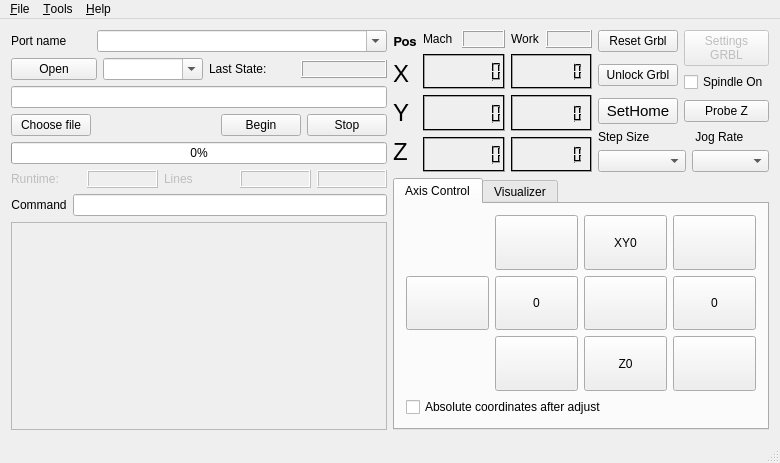
First picture: the form in mainwindow.ui, repository ludwigpetrosyan/GrblHoming, before the edit.
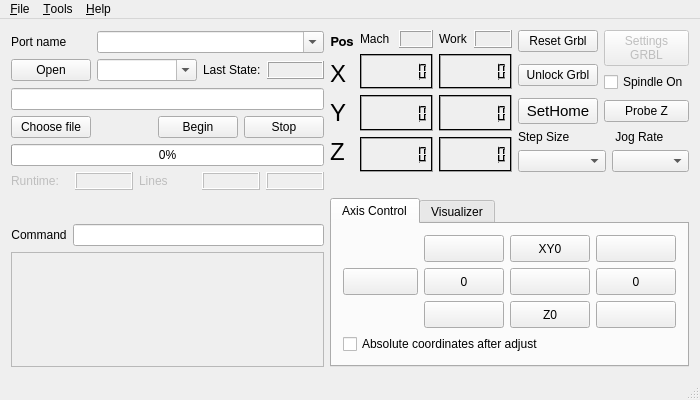
Second picture: the form after the edit. Icons and pictures are not drawn. Custom widgets are drawn as their Qt base class.

Commit message: chnged GUI min size to 780x460 for 5inch raspberry LCD

What changed in the file:
```diff
--- a/mainwindow.ui
+++ b/mainwindow.ui
@@ -9,16 +9,22 @@
    <rect>
     <x>0</x>
     <y>0</y>
-    <width>780</width>
-    <height>463</height>
+    <width>700</width>
+    <height>400</height>
    </rect>
   </property>
   <property name="sizePolicy">
    <sizepolicy hsizetype="Expanding" vsizetype="Expanding">
-    <horstretch>7</horstretch>
+    <horstretch>1</horstretch>
     <verstretch>0</verstretch>
    </sizepolicy>
   </property>
+  <property name="minimumSize">
+   <size>
+    <width>700</width>
+    <height>400</height>
+   </size>
+  </property>
   <property name="maximumSize">
    <size>
     <width>10000000</width>
@@ -32,52 +38,282 @@
    <string/>
   </property>
   <widget class="QWidget" name="centralWidget">
-   <layout class="QGridLayout" name="gridLayout_4">
-    <item row="3" column="1">
-     <layout class="QVBoxLayout" name="verticalLayout_12">
+   <layout class="QGridLayout" name="gridLayout_6">
+    <item row="0" column="0" rowspan="2">
+     <layout class="QVBoxLayout" name="verticalLayout_11">
       <item>
-       <layout class="QHBoxLayout" name="horizontalLayout">
+       <layout class="QVBoxLayout" name="verticalLayout_4">
         <item>
-         <widget class="QLabel" name="label">
+         <layout class="QHBoxLayout" name="layoutComPort">
+          <property name="leftMargin">
+           <number>0</number>
+          </property>
+          <item>
+           <widget class="QLabel" name="lblPort">
+            <property name="sizePolicy">
+             <sizepolicy hsizetype="Preferred" vsizetype="Fixed">
+              <horstretch>0</horstretch>
+              <verstretch>0</verstretch>
+             </sizepolicy>
+            </property>
+            <property name="maximumSize">
+             <size>
+              <width>80</width>
+              <height>16777215</height>
+             </size>
+            </property>
           <property name="text">
-           <string>Command</string>
-          </property>
-          <property name="alignment">
-           <set>Qt::AlignCenter</set>
-          </property>
-         </widget>
-        </item>
+             <string>Port name</string>
+            </property>
+           </widget>
+          </item>
+          <item>
+           <widget class="QComboBox" name="cmbPort">
+            <property name="sizePolicy">
+             <sizepolicy hsizetype="Preferred" vsizetype="Fixed">
+              <horstretch>0</horstretch>
+              <verstretch>0</verstretch>
+             </sizepolicy>
+            </property>
+            <property name="minimumSize">
+             <size>
+              <width>220</width>
+              <height>0</height>
+             </size>
+            </property>
+            <property name="editable">
+             <bool>true</bool>
+            </property>
+           </widget>
+          </item>
+         </layout>
+        </item>
         <item>
-         <widget class="QLineEdit" name="Command">
+         <layout class="QHBoxLayout" name="horizontalLayout_4">
+          <item>
+           <widget class="QPushButton" name="btnOpenPort">
           <property name="text">
+             <string>Open</string>
+            </property>
+           </widget>
+          </item>
+          <item>
+           <widget class="QComboBox" name="cmbBaudRate">
+            <property name="sizePolicy">
+             <sizepolicy hsizetype="Preferred" vsizetype="Fixed">
+              <horstretch>0</horstretch>
+              <verstretch>0</verstretch>
+             </sizepolicy>
+            </property>
+            <property name="minimumSize">
+             <size>
+              <width>100</width>
+              <height>0</height>
+             </size>
+            </property>
+            <property name="editable">
+             <bool>true</bool>
+            </property>
+           </widget>
+          </item>
+          <item>
+           <widget class="QLabel" name="labelLastState">
+            <property name="sizePolicy">
+             <sizepolicy hsizetype="Preferred" vsizetype="Fixed">
+              <horstretch>0</horstretch>
+              <verstretch>0</verstretch>
+             </sizepolicy>
+            </property>
+            <property name="text">
+             <string>Last State:</string>
+            </property>
+           </widget>
+          </item>
+          <item>
+           <widget class="QLabel" name="outputLastState">
+            <property name="sizePolicy">
+             <sizepolicy hsizetype="Preferred" vsizetype="Fixed">
+              <horstretch>0</horstretch>
+              <verstretch>0</verstretch>
+             </sizepolicy>
+            </property>
+            <property name="frameShape">
+             <enum>QFrame::Box</enum>
+            </property>
+            <property name="frameShadow">
+             <enum>QFrame::Raised</enum>
+            </property>
+            <property name="text">
            <string/>
           </property>
          </widget>
         </item>
        </layout>
       </item>
+       </layout>
+      </item>
       <item>
-       <widget class="QListWidget" name="statusList">
+       <layout class="QVBoxLayout" name="verticalLayout_10">
+        <item>
+         <layout class="QGridLayout" name="gridLayout_2">
+          <item row="0" column="0" colspan="4">
+           <widget class="QLineEdit" name="filePath"/>
+          </item>
+          <item row="1" column="2">
+           <widget class="QPushButton" name="Begin">
+            <property name="text">
+             <string>Begin</string>
+            </property>
+           </widget>
+          </item>
+          <item row="1" column="3">
+           <widget class="QPushButton" name="Stop">
+            <property name="text">
+             <string>Stop</string>
+            </property>
+           </widget>
+          </item>
+          <item row="1" column="1">
+           <spacer name="horizontalSpacer">
+            <property name="orientation">
+             <enum>Qt::Horizontal</enum>
+            </property>
+            <property name="sizeHint" stdset="0">
+             <size>
+              <width>40</width>
+              <height>20</height>
+             </size>
+            </property>
+           </spacer>
+          </item>
+          <item row="1" column="0">
+           <widget class="QPushButton" name="openFile">
+            <property name="text">
+             <string>Choose file</string>
+            </property>
+           </widget>
+          </item>
+         </layout>
+        </item>
+        <item>
+         <layout class="QVBoxLayout" name="verticalLayout_2">
+          <item>
+           <widget class="QProgressBar" name="progressFileSend">
+            <property name="value">
+             <number>0</number>
+            </property>
+           </widget>
+          </item>
+          <item>
+           <layout class="QHBoxLayout" name="horizontalLayout_6">
+            <item>
+             <widget class="QLabel" name="labelRuntime">
         <property name="enabled">
          <bool>false</bool>
         </property>
         <property name="sizePolicy">
-         <sizepolicy hsizetype="Preferred" vsizetype="MinimumExpanding">
+               <sizepolicy hsizetype="Preferred" vsizetype="Fixed">
           <horstretch>0</horstretch>
           <verstretch>0</verstretch>
          </sizepolicy>
         </property>
-       </widget>
-      </item>
-     </layout>
-    </item>
-    <item row="0" column="0">
-     <layout class="QVBoxLayout" name="verticalLayout_7"/>
-    </item>
-    <item row="0" column="2" rowspan="2">
-     <layout class="QHBoxLayout" name="horizontalLayout_9">
+              <property name="text">
+               <string>Runtime:</string>
+              </property>
+             </widget>
+            </item>
+            <item>
+             <widget class="QLabel" name="outputRuntime">
+              <property name="enabled">
+               <bool>false</bool>
+              </property>
+              <property name="sizePolicy">
+               <sizepolicy hsizetype="Preferred" vsizetype="Fixed">
+                <horstretch>0</horstretch>
+                <verstretch>0</verstretch>
+               </sizepolicy>
+              </property>
+              <property name="frameShape">
+               <enum>QFrame::Box</enum>
+              </property>
+              <property name="frameShadow">
+               <enum>QFrame::Raised</enum>
+              </property>
+              <property name="text">
+               <string/>
+              </property>
+             </widget>
+            </item>
+            <item>
+             <widget class="QLabel" name="Lines">
+              <property name="enabled">
+               <bool>false</bool>
+              </property>
+              <property name="sizePolicy">
+               <sizepolicy hsizetype="Preferred" vsizetype="Fixed">
+                <horstretch>0</horstretch>
+                <verstretch>0</verstretch>
+               </sizepolicy>
+              </property>
+              <property name="text">
+               <string>Lines</string>
+              </property>
+             </widget>
+            </item>
       <item>
-       <layout class="QHBoxLayout" name="horizontalLayout_8">
+             <widget class="QLabel" name="outputLines">
+              <property name="enabled">
+               <bool>false</bool>
+              </property>
+              <property name="sizePolicy">
+               <sizepolicy hsizetype="Preferred" vsizetype="Fixed">
+                <horstretch>0</horstretch>
+                <verstretch>0</verstretch>
+               </sizepolicy>
+              </property>
+              <property name="frameShape">
+               <enum>QFrame::Box</enum>
+              </property>
+              <property name="frameShadow">
+               <enum>QFrame::Raised</enum>
+              </property>
+              <property name="text">
+               <string/>
+              </property>
+             </widget>
+            </item>
+            <item>
+             <widget class="QLabel" name="outputCurLine">
+              <property name="enabled">
+               <bool>false</bool>
+              </property>
+              <property name="sizePolicy">
+               <sizepolicy hsizetype="Preferred" vsizetype="Fixed">
+                <horstretch>0</horstretch>
+                <verstretch>0</verstretch>
+               </sizepolicy>
+              </property>
+              <property name="frameShape">
+               <enum>QFrame::Box</enum>
+              </property>
+              <property name="frameShadow">
+               <enum>QFrame::Raised</enum>
+              </property>
+              <property name="text">
+               <string/>
+              </property>
+             </widget>
+            </item>
+           </layout>
+          </item>
+         </layout>
+        </item>
+       </layout>
+      </item>
+     </layout>
+    </item>
+    <item row="0" column="1">
+     <layout class="QHBoxLayout" name="horizontalLayout_7">
         <item>
          <layout class="QVBoxLayout" name="verticalLayout_8">
           <item>
@@ -170,15 +406,13 @@
          </layout>
         </item>
         <item>
-         <layout class="QHBoxLayout" name="horizontalLayout_7">
-          <item>
            <layout class="QVBoxLayout" name="verticalLayout_3">
             <item>
-             <layout class="QHBoxLayout" name="horizontalLayout_2">
+         <layout class="QHBoxLayout" name="horizontalLayout_3">
               <item>
                <widget class="QLabel" name="labelMachCoord">
                 <property name="sizePolicy">
-                 <sizepolicy hsizetype="Preferred" vsizetype="Fixed">
+             <sizepolicy hsizetype="Fixed" vsizetype="Fixed">
                   <horstretch>0</horstretch>
                   <verstretch>0</verstretch>
                  </sizepolicy>
@@ -191,7 +425,7 @@
               <item>
                <widget class="QLabel" name="outputUnitsMachine">
                 <property name="sizePolicy">
-                 <sizepolicy hsizetype="Expanding" vsizetype="Fixed">
+             <sizepolicy hsizetype="MinimumExpanding" vsizetype="Fixed">
                   <horstretch>0</horstretch>
                   <verstretch>0</verstretch>
                  </sizepolicy>
@@ -407,11 +641,11 @@
           <item>
            <layout class="QVBoxLayout" name="verticalLayout_6">
             <item>
-             <layout class="QHBoxLayout" name="horizontalLayout_3">
+         <layout class="QHBoxLayout" name="horizontalLayout_2">
               <item>
                <widget class="QLabel" name="labelWorkCoord">
                 <property name="sizePolicy">
-                 <sizepolicy hsizetype="Preferred" vsizetype="Fixed">
+             <sizepolicy hsizetype="Fixed" vsizetype="Fixed">
                   <horstretch>0</horstretch>
                   <verstretch>0</verstretch>
                  </sizepolicy>
@@ -424,7 +658,7 @@
               <item>
                <widget class="QLabel" name="outputUnitsWork">
                 <property name="sizePolicy">
-                 <sizepolicy hsizetype="Expanding" vsizetype="Fixed">
+             <sizepolicy hsizetype="MinimumExpanding" vsizetype="Fixed">
                   <horstretch>0</horstretch>
                   <verstretch>0</verstretch>
                  </sizepolicy>
@@ -637,10 +871,6 @@
             </item>
            </layout>
           </item>
-         </layout>
-        </item>
-       </layout>
-      </item>
       <item>
        <layout class="QVBoxLayout" name="verticalLayout_5">
         <item>
@@ -775,7 +1005,39 @@
       </item>
      </layout>
     </item>
-    <item row="2" column="2" rowspan="2">
+    <item row="1" column="1">
+     <spacer name="verticalSpacer">
+      <property name="orientation">
+       <enum>Qt::Vertical</enum>
+      </property>
+      <property name="sizeType">
+       <enum>QSizePolicy::MinimumExpanding</enum>
+      </property>
+      <property name="sizeHint" stdset="0">
+       <size>
+        <width>20</width>
+        <height>20</height>
+       </size>
+      </property>
+     </spacer>
+    </item>
+    <item row="2" column="0">
+     <spacer name="verticalSpacer_2">
+      <property name="orientation">
+       <enum>Qt::Vertical</enum>
+      </property>
+      <property name="sizeType">
+       <enum>QSizePolicy::MinimumExpanding</enum>
+      </property>
+      <property name="sizeHint" stdset="0">
+       <size>
+        <width>20</width>
+        <height>20</height>
+       </size>
+      </property>
+     </spacer>
+    </item>
+    <item row="2" column="1" rowspan="2">
      <widget class="QTabWidget" name="tabAxisVisualizer">
       <property name="sizePolicy">
        <sizepolicy hsizetype="Expanding" vsizetype="MinimumExpanding">
@@ -808,7 +1070,7 @@
        <attribute name="title">
         <string>Axis Control</string>
        </attribute>
-       <layout class="QGridLayout" name="gridLayout_5">
+       <layout class="QGridLayout" name="gridLayout_4">
         <item row="0" column="0">
          <layout class="QVBoxLayout" name="verticalLayout_9">
           <item>
@@ -1057,7 +1319,7 @@
        <attribute name="title">
         <string>Visualizer</string>
        </attribute>
-       <layout class="QGridLayout" name="gridLayout_6">
+       <layout class="QGridLayout" name="gridLayout_5">
         <item row="0" column="0">
          <widget class="RenderArea" name="wgtVisualizer" native="true">
           <property name="sizePolicy">
@@ -1142,276 +1404,41 @@
       </widget>
      </widget>
     </item>
-    <item row="0" column="1" rowspan="3">
-     <layout class="QVBoxLayout" name="verticalLayout_11">
+    <item row="3" column="0">
+     <layout class="QVBoxLayout" name="verticalLayout_12">
       <item>
-       <layout class="QVBoxLayout" name="verticalLayout_4">
+       <layout class="QHBoxLayout" name="horizontalLayout">
         <item>
-         <layout class="QHBoxLayout" name="layoutComPort">
-          <property name="leftMargin">
-           <number>0</number>
-          </property>
-          <item>
-           <widget class="QLabel" name="lblPort">
-            <property name="sizePolicy">
-             <sizepolicy hsizetype="Preferred" vsizetype="Fixed">
-              <horstretch>0</horstretch>
-              <verstretch>0</verstretch>
-             </sizepolicy>
-            </property>
-            <property name="maximumSize">
-             <size>
-              <width>80</width>
-              <height>16777215</height>
-             </size>
-            </property>
+         <widget class="QLabel" name="label">
             <property name="text">
-             <string>Port name</string>
-            </property>
-           </widget>
-          </item>
-          <item>
-           <widget class="QComboBox" name="cmbPort">
-            <property name="sizePolicy">
-             <sizepolicy hsizetype="Preferred" vsizetype="Fixed">
-              <horstretch>0</horstretch>
-              <verstretch>0</verstretch>
-             </sizepolicy>
-            </property>
-            <property name="minimumSize">
-             <size>
-              <width>220</width>
-              <height>0</height>
-             </size>
-            </property>
-            <property name="editable">
-             <bool>true</bool>
-            </property>
-           </widget>
-          </item>
-         </layout>
-        </item>
+           <string>Command</string>
+          </property>
+          <property name="alignment">
+           <set>Qt::AlignCenter</set>
+          </property>
+         </widget>
+        </item>
         <item>
-         <layout class="QHBoxLayout" name="horizontalLayout_4">
-          <item>
-           <widget class="QPushButton" name="btnOpenPort">
+         <widget class="QLineEdit" name="Command">
             <property name="text">
-             <string>Open</string>
-            </property>
-           </widget>
-          </item>
-          <item>
-           <widget class="QComboBox" name="cmbBaudRate">
-            <property name="sizePolicy">
-             <sizepolicy hsizetype="Preferred" vsizetype="Fixed">
-              <horstretch>0</horstretch>
-              <verstretch>0</verstretch>
-             </sizepolicy>
-            </property>
-            <property name="minimumSize">
-             <size>
-              <width>100</width>
-              <height>0</height>
-             </size>
-            </property>
-            <property name="editable">
-             <bool>true</bool>
-            </property>
-           </widget>
-          </item>
-          <item>
-           <widget class="QLabel" name="labelLastState">
-            <property name="sizePolicy">
-             <sizepolicy hsizetype="Preferred" vsizetype="Fixed">
-              <horstretch>0</horstretch>
-              <verstretch>0</verstretch>
-             </sizepolicy>
-            </property>
-            <property name="text">
-             <string>Last State:</string>
-            </property>
-           </widget>
-          </item>
-          <item>
-           <widget class="QLabel" name="outputLastState">
-            <property name="sizePolicy">
-             <sizepolicy hsizetype="Preferred" vsizetype="Fixed">
-              <horstretch>0</horstretch>
-              <verstretch>0</verstretch>
-             </sizepolicy>
-            </property>
-            <property name="frameShape">
-             <enum>QFrame::Box</enum>
-            </property>
-            <property name="frameShadow">
-             <enum>QFrame::Raised</enum>
-            </property>
-            <property name="text">
              <string/>
             </property>
            </widget>
           </item>
          </layout>
         </item>
-       </layout>
-      </item>
       <item>
-       <layout class="QVBoxLayout" name="verticalLayout_10">
-        <item>
-         <layout class="QGridLayout" name="gridLayout_2">
-          <item row="0" column="0" colspan="4">
-           <widget class="QLineEdit" name="filePath"/>
-          </item>
-          <item row="1" column="2">
-           <widget class="QPushButton" name="Begin">
-            <property name="text">
-             <string>Begin</string>
-            </property>
-           </widget>
-          </item>
-          <item row="1" column="3">
-           <widget class="QPushButton" name="Stop">
-            <property name="text">
-             <string>Stop</string>
-            </property>
-           </widget>
-          </item>
-          <item row="1" column="1">
-           <spacer name="horizontalSpacer">
-            <property name="orientation">
-             <enum>Qt::Horizontal</enum>
-            </property>
-            <property name="sizeHint" stdset="0">
-             <size>
-              <width>40</width>
-              <height>20</height>
-             </size>
-            </property>
-           </spacer>
-          </item>
-          <item row="1" column="0">
-           <widget class="QPushButton" name="openFile">
-            <property name="text">
-             <string>Choose file</string>
-            </property>
-           </widget>
-          </item>
-         </layout>
-        </item>
-        <item>
-         <layout class="QVBoxLayout" name="verticalLayout_2">
-          <item>
-           <widget class="QProgressBar" name="progressFileSend">
-            <property name="value">
-             <number>0</number>
-            </property>
-           </widget>
-          </item>
-          <item>
-           <layout class="QHBoxLayout" name="horizontalLayout_6">
-            <item>
-             <widget class="QLabel" name="labelRuntime">
+       <widget class="QListWidget" name="statusList">
               <property name="enabled">
                <bool>false</bool>
               </property>
               <property name="sizePolicy">
-               <sizepolicy hsizetype="Preferred" vsizetype="Fixed">
+         <sizepolicy hsizetype="Preferred" vsizetype="Expanding">
                 <horstretch>0</horstretch>
                 <verstretch>0</verstretch>
                </sizepolicy>
               </property>
-              <property name="text">
-               <string>Runtime:</string>
-              </property>
-             </widget>
-            </item>
-            <item>
-             <widget class="QLabel" name="outputRuntime">
-              <property name="enabled">
-               <bool>false</bool>
-              </property>
-              <property name="sizePolicy">
-               <sizepolicy hsizetype="Preferred" vsizetype="Fixed">
-                <horstretch>0</horstretch>
-                <verstretch>0</verstretch>
-               </sizepolicy>
-              </property>
-              <property name="frameShape">
-               <enum>QFrame::Box</enum>
-              </property>
-              <property name="frameShadow">
-               <enum>QFrame::Raised</enum>
-              </property>
-              <property name="text">
-               <string/>
-              </property>
-             </widget>
-            </item>
-            <item>
-             <widget class="QLabel" name="Lines">
-              <property name="enabled">
-               <bool>false</bool>
-              </property>
-              <property name="sizePolicy">
-               <sizepolicy hsizetype="Preferred" vsizetype="Fixed">
-                <horstretch>0</horstretch>
-                <verstretch>0</verstretch>
-               </sizepolicy>
-              </property>
-              <property name="text">
-               <string>Lines</string>
-              </property>
-             </widget>
-            </item>
-            <item>
-             <widget class="QLabel" name="outputLines">
-              <property name="enabled">
-               <bool>false</bool>
-              </property>
-              <property name="sizePolicy">
-               <sizepolicy hsizetype="Preferred" vsizetype="Fixed">
-                <horstretch>0</horstretch>
-                <verstretch>0</verstretch>
-               </sizepolicy>
-              </property>
-              <property name="frameShape">
-               <enum>QFrame::Box</enum>
-              </property>
-              <property name="frameShadow">
-               <enum>QFrame::Raised</enum>
-              </property>
-              <property name="text">
-               <string/>
-              </property>
-             </widget>
-            </item>
-            <item>
-             <widget class="QLabel" name="outputCurLine">
-              <property name="enabled">
-               <bool>false</bool>
-              </property>
-              <property name="sizePolicy">
-               <sizepolicy hsizetype="Preferred" vsizetype="Fixed">
-                <horstretch>0</horstretch>
-                <verstretch>0</verstretch>
-               </sizepolicy>
-              </property>
-              <property name="frameShape">
-               <enum>QFrame::Box</enum>
-              </property>
-              <property name="frameShadow">
-               <enum>QFrame::Raised</enum>
-              </property>
-              <property name="text">
-               <string/>
-              </property>
-             </widget>
-            </item>
-           </layout>
-          </item>
-         </layout>
-        </item>
-       </layout>
+       </widget>
       </item>
      </layout>
     </item>
@@ -1422,7 +1449,7 @@
     <rect>
      <x>0</x>
      <y>0</y>
-     <width>780</width>
+     <width>700</width>
      <height>19</height>
     </rect>
    </property>
```
Lines whose indentation alone changed are shown as unchanged.
